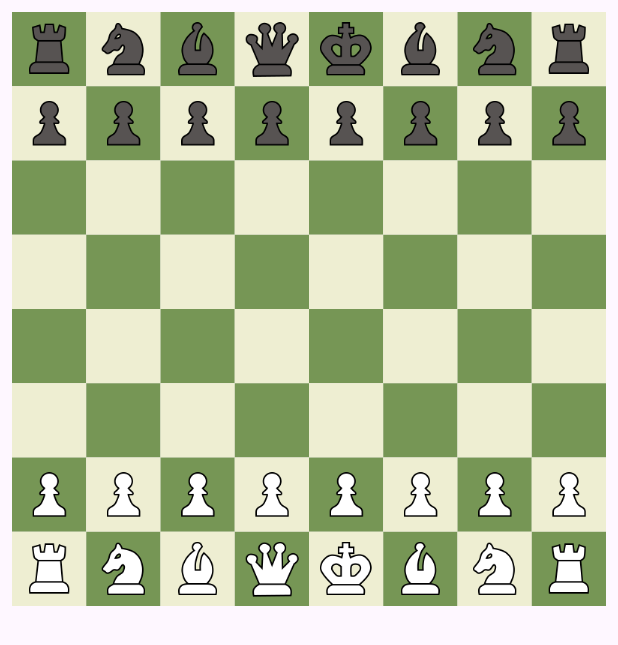
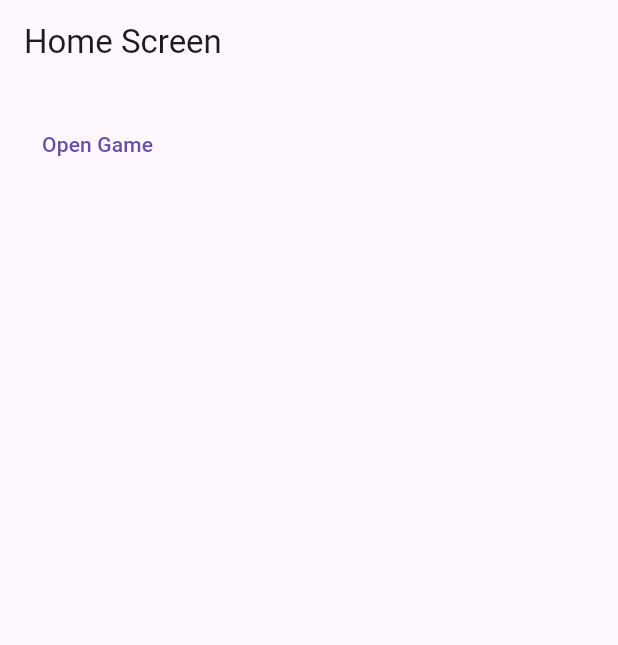
Before and after one commit to windyhealth/zen_chess, a Flutter app: the screen it shows after launch, on a phone screen of 412 x 824 dp. Shown: the top 645 px of the screen. Run offline on Flutter 3.47's test engine with Material 3 defaults, Android fonts, the phone set to English and light mode, and no system bars; our stand-ins replace bloc, equatable, flutter_bloc, go_router.

```diff
--- a/lib/app/routes.dart
+++ b/lib/app/routes.dart
@@ -0,0 +1,16 @@
+import 'package:go_router/go_router.dart';
+import './screens/home_screen.dart';
+import './screens/game_screen.dart';
+
+final GoRouter myRouter = GoRouter(
+  routes: [
+    GoRoute(
+      path: '/',
+      builder: (context, state) => const HomeScreen(),
+    ),
+    GoRoute(
+      path: '/game',
+      builder: (context, state) => const GameScreen(),
+    ),
+  ],
+);
--- /dev/null
+++ b/lib/app/screens/home_screen.dart
@@ -0,0 +1,37 @@
+import 'package:flutter/material.dart';
+import 'package:go_router/go_router.dart';
+
+class HomeScreen extends StatefulWidget {
+  const HomeScreen({super.key});
+
+  @override
+  State<HomeScreen> createState() => _HomeScreenState();
+}
+
+class _HomeScreenState extends State<HomeScreen> {
+  @override
+  Widget build(BuildContext context) {
+    return Scaffold(
+      appBar: AppBar(
+        title: const Text("Home Screen"),
+      ),
+      body: main(),
+    );
+  }
+
+  Widget main() {
+    return Container(
+      padding: const EdgeInsets.all(16.0),
+      child: Column(
+        children: [
+          TextButton(
+            onPressed: () => context.push('/game'),
+            child: const Text(
+              "Open Game",
+            ),
+          ),
+        ],
+      ),
+    );
+  }
+}
--- a/lib/app/zen_chess_app.dart
+++ b/lib/app/zen_chess_app.dart
@@ -1,35 +1,18 @@
 import 'package:flutter/material.dart';
 import 'package:flutter_bloc/flutter_bloc.dart';
-import 'package:zenchess/features/board/board_repository.dart';
+import 'package:zenchess/features/board/bloc/board_bloc.dart';
+import './routes.dart';
 
 class ZenChessApp extends StatelessWidget {
   const ZenChessApp({super.key});
 
   @override
   Widget build(BuildContext context) {
-    return MaterialApp(
-      builder: (context, child) => Scaffold(
-        body: main(),
+    return BlocProvider(
+      create: (_) => BoardBloc(),
+      child: MaterialApp.router(
+        routerConfig: myRouter,
       ),
     );
   }
-
-  Widget main() {
-    return Column(
-      mainAxisAlignment: MainAxisAlignment.start,
-      crossAxisAlignment: CrossAxisAlignment.start,
-      children: [
-        Expanded(
-          child: chessBoard(),
-        ),
-      ],
-    );
-  }
-
-  Widget chessBoard() {
-    return BlocProvider(
-      create: (_) => BoardBloc(),
-      child: const BoardView(),
-    );
-  }
 }
--- a/lib/features/board/bloc/board_event.dart
+++ b/lib/features/board/bloc/board_event.dart
@@ -22,3 +22,11 @@ class SquareTappedEvent extends BoardEvent {
   @override
   List<Object?> get props => [selectedSquare];
 }
+
+class MovingBackEvent extends BoardEvent {
+  const MovingBackEvent();
+}
+
+class MovingForwardEvent extends BoardEvent {
+  const MovingForwardEvent();
+}
--- a/lib/features/board/bloc/board_state.dart
+++ b/lib/features/board/bloc/board_state.dart
@@ -8,27 +8,36 @@ final class BoardState extends Equatable {
     this.selectedSquare,
     this.isLoaded = false,
     this.playerTurn = PlayerTurn.white,
+    this.movesHistory = const [],
+    this.historyIndex,
   });
 
   final BoardModel board;
   final bool isLoaded;
   final PlayerTurn playerTurn;
   final SquareModel? selectedSquare;
+  final List<MoveModel> movesHistory;
+  final int? historyIndex;
 
   @override
-  List<Object?> get props => [board, isLoaded, selectedSquare];
+  List<Object?> get props =>
+      [board, isLoaded, selectedSquare, movesHistory, historyIndex];
 
   BoardState copyWith({
     BoardModel? board,
     bool? isLoaded,
     SquareModel? selectedSquare,
     PlayerTurn? playerTurn,
+    List<MoveModel>? movesHistory,
+    int? historyIndex,
   }) {
     return BoardState(
       board: board ?? this.board,
       isLoaded: isLoaded ?? this.isLoaded,
       selectedSquare: selectedSquare,
       playerTurn: playerTurn ?? this.playerTurn,
+      movesHistory: movesHistory ?? this.movesHistory,
+      historyIndex: historyIndex ?? this.historyIndex,
     );
   }
 }
--- /dev/null
+++ b/lib/features/board/models/move_model.dart
@@ -0,0 +1,27 @@
+import 'package:equatable/equatable.dart';
+import 'square_model.dart';
+import 'piece_model.dart';
+
+class MoveModel extends Equatable {
+  const MoveModel({
+    required this.piece,
+    required this.pieceColor,
+    required this.from,
+    required this.to,
+    this.capturedPiece,
+  });
+
+  final PieceModel piece;
+  final PieceColor pieceColor;
+  final SquareModel from;
+  final SquareModel to;
+  final PieceModel? capturedPiece;
+
+  @override
+  String toString() {
+    return '${piece.type} - ${pieceColor.name} - from ${from.position} to ${to.position} - capture ${capturedPiece?.type}';
+  }
+
+  @override
+  List<Object?> get props => [piece, pieceColor, from, to, capturedPiece];
+}
--- a/lib/features/board/models/move_validator.dart
+++ b/lib/features/board/models/move_validator.dart
@@ -1,5 +1,3 @@
-import 'dart:ui';
-
 import 'package:zenchess/features/board/bloc/board_bloc.dart';
 
 import 'board_model.dart';
--- a/lib/features/board/widgets/chess_square.dart
+++ b/lib/features/board/widgets/chess_square.dart
@@ -1,5 +1,3 @@
-import 'dart:math';
-
 import 'package:flutter/material.dart';
 import '../models/square_model.dart';
 import '../models/piece_model.dart';
--- a/pubspec.yaml
+++ b/pubspec.yaml
@@ -37,6 +37,7 @@ dependencies:
   flutter_bloc: ^8.1.6
   equatable: ^2.0.7
   bloc: ^8.1.4
+  go_router: ^14.6.2
 
 dev_dependencies:
   flutter_test:
```
Also changed, not shown: lib/app/screens/game_screen.dart (added, +63 -0 lines), lib/features/board/bloc/board_bloc.dart (+97 -1 lines), pubspec.lock.
